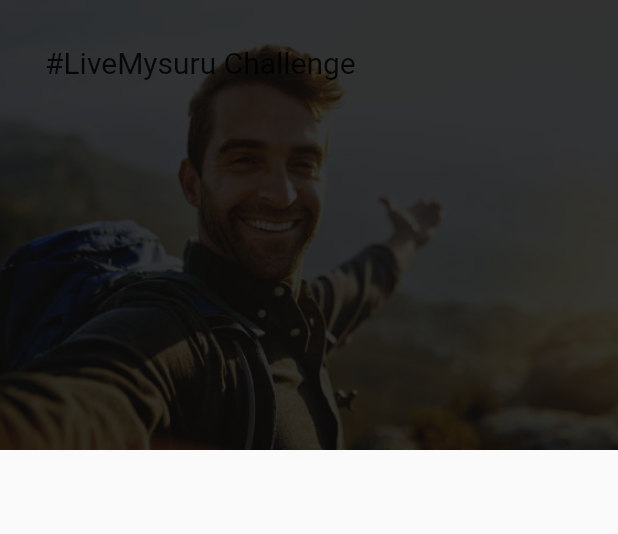
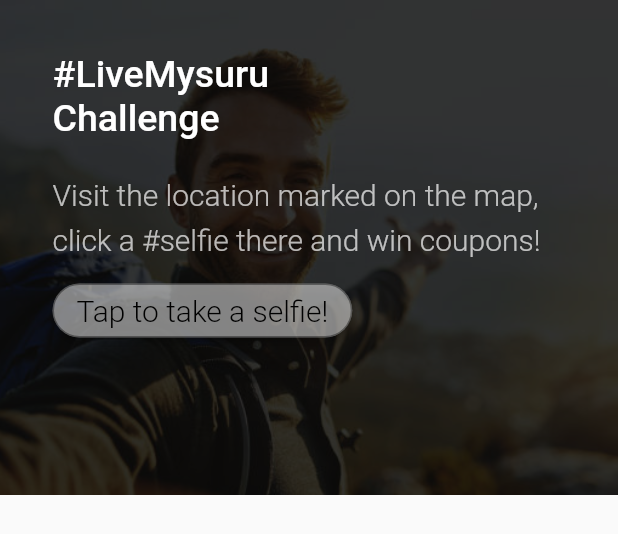
Before and after one commit to amansharma2910/DSCWOW_MysuruTourism, a Flutter app: the InfoCard widget shown alone on an empty page, opened directly, on a phone screen of 412 x 824 dp. Shown: the top 534 px of the screen. Run offline on Flutter 3.47's test engine with Material 2 defaults, Android fonts, the phone set to English and light mode, and no system bars; our stand-ins replace google_maps_flutter.

Commit message:
Completed competetion screen

```diff
--- /dev/null
+++ b/lib/screens/camera_screen.dart
@@ -0,0 +1,8 @@
+import 'package:flutter/material.dart';
+
+class CameraScreen extends StatelessWidget {
+  @override
+  Widget build(BuildContext context) {
+    return Container();
+  }
+}
--- a/lib/widgets/game_info.dart
+++ b/lib/widgets/game_info.dart
@@ -1,4 +1,5 @@
 import 'package:flutter/material.dart';
+import 'package:travel_mysuru/screens/camera_screen.dart';
 
 class InfoCard extends StatelessWidget {
   @override
@@ -7,38 +8,68 @@ class InfoCard extends StatelessWidget {
       children: [
         Container(
           width: MediaQuery.of(context).size.width,
-          height: 300,
+          height: 330,
           decoration: BoxDecoration(
               image: DecorationImage(
             colorFilter: new ColorFilter.mode(
                 Colors.black.withOpacity(0.8), BlendMode.lighten),
             fit: BoxFit.cover,
             image: AssetImage('images/game_info_banner.jpg'),
-            )
-          ),
+          )),
         ),
         Container(
           width: MediaQuery.of(context).size.width,
-          height: 300,
+          height: 330,
           decoration: BoxDecoration(
             color: Colors.black.withOpacity(0.8),
           ),
         ),
         Container(
           width: MediaQuery.of(context).size.width,
-          height: 300,
+          height: 330,
           child: Padding(
-            padding: const EdgeInsets.all(30.0),
+            padding: const EdgeInsets.all(35.0),
             child: Column(
               crossAxisAlignment: CrossAxisAlignment.start,
               children: [
                 Text(
-                  '#LiveMysuru Challenge',
+                  '#LiveMysuru \nChallenge',
                   style: TextStyle(
+                      fontSize: 25,
+                      color: Colors.white,
+                      fontWeight: FontWeight.w500),
+                ),
+                SizedBox(
+                  height: 20,
+                ),
+                Text(
+                  'Visit the location marked on the map, \nclick a #selfie there and win coupons!',
+                  style: TextStyle(
+                      color: Colors.white70,
+                      fontWeight: FontWeight.w300,
                       fontSize: 20,
-                    fontWeight: FontWeight.w400
+                      height: 1.5),
                 ),
-                )
+                SizedBox(
+                  height: 10,
+                ),
+                RaisedButton(
+                  color: Colors.white70.withOpacity(0.5),
+                  shape: RoundedRectangleBorder(
+                      borderRadius: BorderRadius.circular(30.0),
+                      side: BorderSide(color: Colors.black38)),
+                  child: Text(
+                    'Tap to take a selfie!',
+                    style: TextStyle(
+                        fontSize: 20, color: Colors.black, fontWeight: FontWeight.w300),
+                  ),
+                  onPressed: () {
+                    Navigator.push(
+                      context,
+                      MaterialPageRoute(builder: (context) => CameraScreen()),
+                    );
+                  },
+                ),
               ],
             ),
           ),
```
Lines whose indentation alone changed are shown as unchanged.
